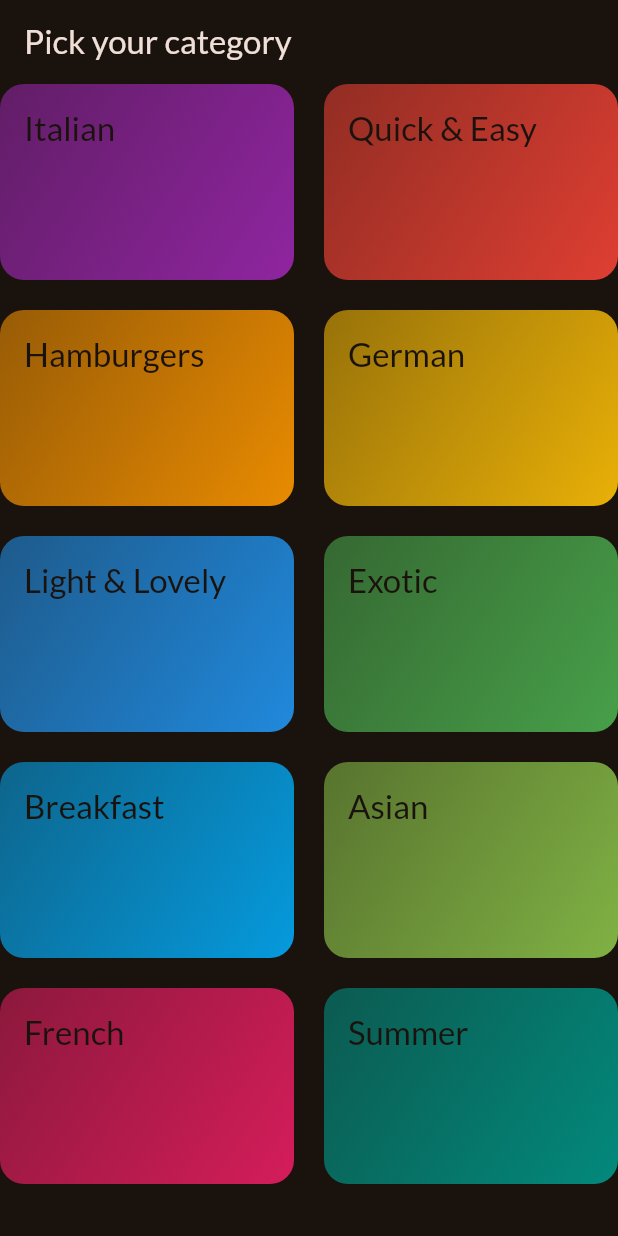
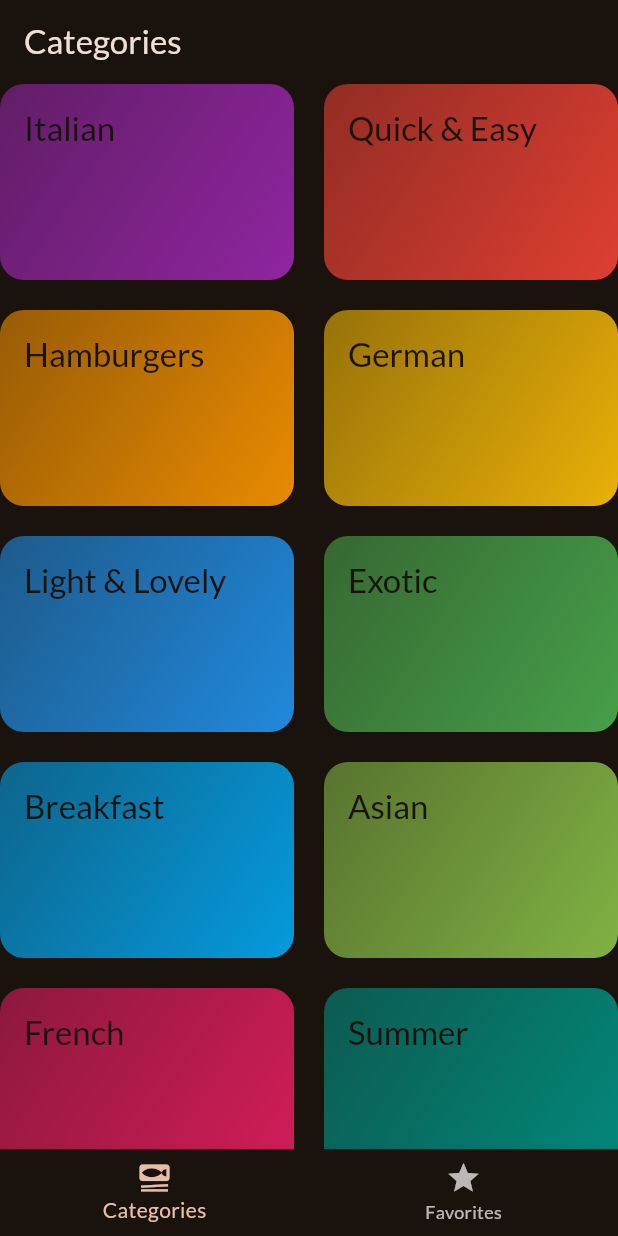
Before and after one commit to Bicball/myapp, a Flutter app: the screen it shows after launch, on a phone screen of 412 x 824 dp. Run offline on Flutter 3.47's test engine with Material 3 defaults, Android fonts, the phone set to English and light mode, and no system bars; our stand-ins replace google_fonts, transparent_image.

Commit message:
TabsScreen

```diff
--- a/lib/main.dart
+++ b/lib/main.dart
@@ -1,7 +1,7 @@
 import 'package:flutter/material.dart';
 import 'package:google_fonts/google_fonts.dart';
 
-import 'package:myapp/screens/categories.dart';
+import 'package:myapp/screens/tabs.dart';
 
 final theme = ThemeData(
   useMaterial3: true,
@@ -22,7 +22,7 @@ class App extends StatelessWidget {
   Widget build(BuildContext context) {
     return MaterialApp(
         theme: theme,
-        home: const CategoriesScreen(),
+        home: const TabsScreen(),
     );
   }
 }
--- a/lib/screens/categories.dart
+++ b/lib/screens/categories.dart
@@ -14,16 +14,15 @@ class CategoriesScreen extends StatelessWidget {
 
     Navigator.of(context).push(
       MaterialPageRoute(
-        builder: (ctx) => MealsScreen(title: category.title , meals: filteredMeals),
+        builder: (ctx) =>
+            MealsScreen(title: category.title, meals: filteredMeals),
       ),
     );
   }
 
   @override
   Widget build(BuildContext context) {
-    return Scaffold(
-      appBar: AppBar(title: const Text('Pick your category')),
-      body: GridView(
+    return GridView(
       gridDelegate: const SliverGridDelegateWithFixedCrossAxisCount(
         crossAxisCount: 2,
         childAspectRatio: 3 / 2,
@@ -40,7 +39,6 @@ class CategoriesScreen extends StatelessWidget {
             },
           ),
       ],
-      ),
     );
   }
 }
--- /dev/null
+++ b/lib/screens/tabs.dart
@@ -0,0 +1,49 @@
+import 'package:flutter/widgets.dart';
+import 'package:myapp/screens/categories.dart';
+import 'package:myapp/screens/meals.dart';
+import 'package:flutter/material.dart';
+
+class TabsScreen extends StatefulWidget {
+  const TabsScreen({super.key});
+
+  @override
+  State<TabsScreen> createState() {
+    return _TabsScreenState();
+  }
+}
+
+class _TabsScreenState extends State<TabsScreen> {
+  int _selectedPageIndex = 0;
+
+  void _selectPage(int index) {
+    setState(() {
+      _selectedPageIndex = index;
+    });
+  }
+
+  @override
+  Widget build(BuildContext context) {
+    Widget activePage = const CategoriesScreen();
+    var activePageTitle = 'Categories';
+    if (_selectedPageIndex == 1) {
+      activePage = const MealsScreen(title: '***', meals: []);
+      activePageTitle = 'Favorites';
+    }
+
+    return Scaffold(
+      appBar: AppBar(title: Text(activePageTitle)),
+      body: activePage,
+      bottomNavigationBar: BottomNavigationBar(
+        onTap: _selectPage,
+        currentIndex: _selectedPageIndex,
+        items: const [
+          BottomNavigationBarItem(
+            icon: Icon(Icons.set_meal),
+            label: 'Categories',
+          ),
+          BottomNavigationBarItem(icon: Icon(Icons.star), label: 'Favorites'),
+        ],
+      ),
+    );
+  }
+}
```
Lines whose indentation alone changed are shown as unchanged.
